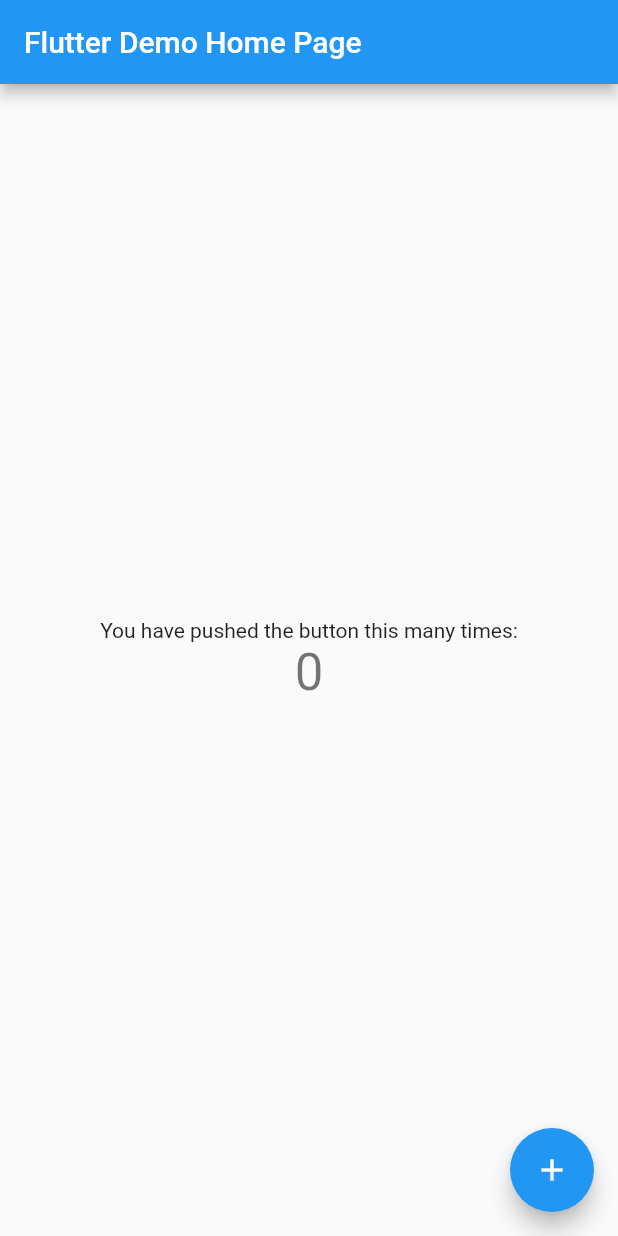
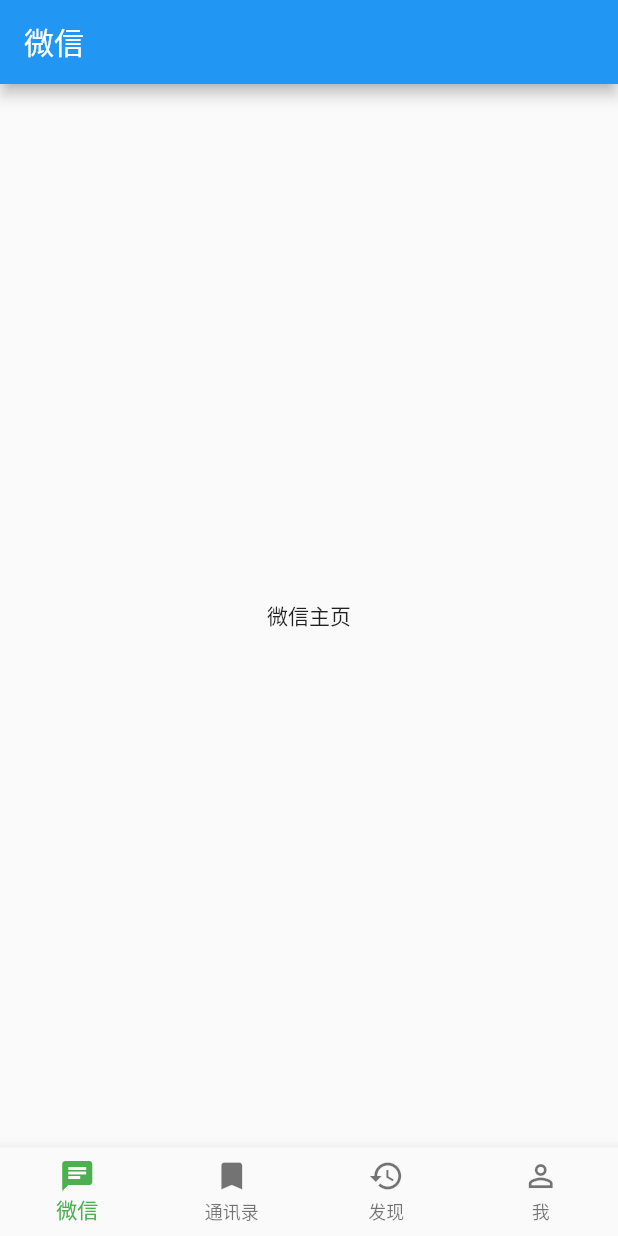
Before and after one commit to Eleven2012/flutter_KYLWeChatDemo, a Flutter app: the screen it shows after launch, on a phone screen of 412 x 824 dp. Run offline on Flutter 3.47's test engine with Material 2 defaults, Android fonts, the phone set to English and light mode, and no system bars.

Commit message:
完成首页开发

```diff
--- a/flutter_kylwechat/lib/KYLRootPage.dart
+++ b/flutter_kylwechat/lib/KYLRootPage.dart
@@ -0,0 +1,86 @@
+import 'package:flutter/material.dart';
+
+class KYLRootPage extends StatefulWidget {
+
+  @override
+  State<StatefulWidget> createState() {
+    // TODO: implement createState
+    return _RootPageState();
+  }
+
+}
+
+class _RootPageState extends State<KYLRootPage> {
+  int _currentIndex = 0;
+
+  List<Widget> pages = [Scaffold(
+    appBar: AppBar(
+      title: Text('微信'),
+    ),
+    body: Center(
+      child: Text('微信主页'),
+    ),
+  ),
+    Scaffold(
+      appBar: AppBar(
+        title: Text('通讯录'),
+      ),
+      body: Center(
+        child: Text('通讯录列表'),
+      ),
+    ),
+    Scaffold(
+      appBar: AppBar(
+        title: Text('发现'),
+      ),
+      body: Center(
+        child: Text('发现列表'),
+      ),
+    ),
+    Scaffold(
+      appBar: AppBar(
+        title: Text('我'),
+      ),
+      body: Center(
+        child: Text('我的页面'),
+      ),
+    )
+  ];
+
+
+  @override
+  Widget build(BuildContext context) {
+    // TODO: implement build
+    return Container(
+      child: Scaffold(
+        bottomNavigationBar: BottomNavigationBar(
+            onTap: (int index) {
+              _currentIndex = index;
+              setState(() {});
+            },
+            type: BottomNavigationBarType.fixed,
+            fixedColor: Colors.green,
+            currentIndex: _currentIndex,
+            items: <BottomNavigationBarItem>[
+              BottomNavigationBarItem(
+                icon: Icon(Icons.chat),
+                title: Text('微信'),
+              ),
+              BottomNavigationBarItem(
+                icon: Icon(Icons.bookmark),
+                title: Text('通讯录'),
+              ),
+              BottomNavigationBarItem(
+                icon: Icon(Icons.history),
+                title: Text('发现'),
+              ),
+              BottomNavigationBarItem(
+                icon: Icon(Icons.person_outline),
+                title: Text('我'),
+              ),
+            ]),
+        body: pages[_currentIndex],
+      ),
+    );
+  }
+}
--- a/flutter_kylwechat/lib/main.dart
+++ b/flutter_kylwechat/lib/main.dart
@@ -1,4 +1,5 @@
 import 'package:flutter/material.dart';
+import 'KYLRootPage.dart';
 
 void main() => runApp(MyApp());
 
@@ -20,7 +21,7 @@ class MyApp extends StatelessWidget {
         // is not restarted.
         primarySwatch: Colors.blue,
       ),
-      home: MyHomePage(title: 'Flutter Demo Home Page'),
+      home: KYLRootPage(),
     );
   }
 }
```
Also changed, not shown: flutter_kylwechat/pubspec.lock.
